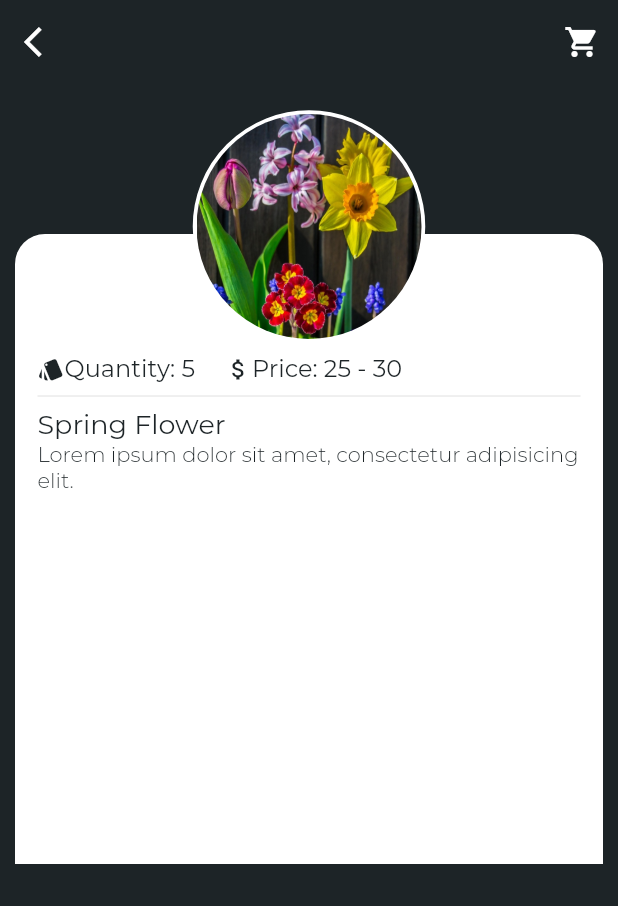
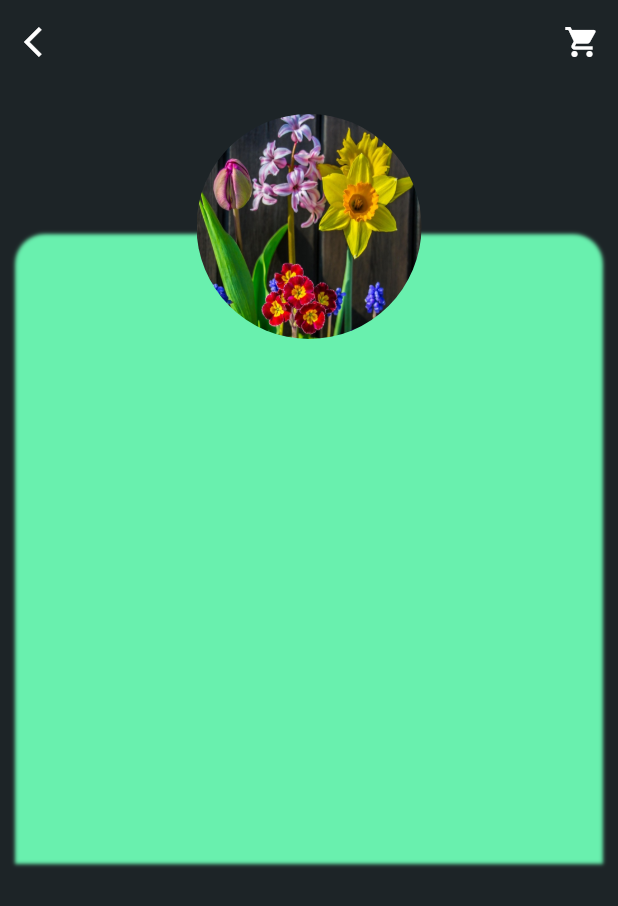
Before and after one commit to EmmanuelJoshua/FlutterTutorialGallery, a Flutter app: the DisplayPage screen opened directly, on a phone screen of 412 x 824 dp. Shown: the top 906 px of the screen. Run offline on Flutter 3.47's test engine with Material 2 defaults, Android fonts, the phone set to English and light mode, and no system bars; our stand-ins replace percent_indicator; missing offline and left inert: expandable_card, grouped_buttons.

Commit message:
Some changes.

```diff
--- a/lib/plant_app/displaypage.dart
+++ b/lib/plant_app/displaypage.dart
@@ -1,4 +1,5 @@
 import 'dart:math';
+import 'dart:ui';
 
 import 'package:flutter/material.dart';
 
@@ -34,101 +35,32 @@ class _DisplayPageState extends State<DisplayPage> {
         children: <Widget>[
           Stack(
             children: <Widget>[
+
               Container(
                   margin: EdgeInsets.only(top: 100, right: 10, left: 10),
                   height: 420,
                   decoration: BoxDecoration(
-                  color: Colors.white,
+                    color: Colors.greenAccent,
+//                      image: DecorationImage(image: AssetImage('assets/images/flower.jpg'), fit: BoxFit.fill),
                     borderRadius: BorderRadius.only(topLeft: Radius.circular(20), topRight: Radius.circular(20)),
                   ),
+                  child: BackdropFilter(
+                    filter: ImageFilter.blur(
+                        sigmaX: 1.3,
+                        sigmaY: 1.3
+                    ),
                     child: Container(
-                  margin: EdgeInsets.only(top: 80, left: 15, right: 15),
-                  child: Column(
-                    children: <Widget>[
-                      Row(
-                        children: <Widget>[
-                          Row(
-                            children: <Widget>[
-                              Icon(
-                                Icons.style,
-                                color: Color(0xFF1D2427),
-                                size: 18,
-                              ),
-                              Text(
-                                'Quantity: 5',
-                                  style: TextStyle(
-                                      color: Color(0xFF1D2427),
-                                      fontSize: 16,
-                                      fontFamily: 'Montserrat'),
-                              )
-                            ],
-                          ),
-                          Padding(
-                            padding: const EdgeInsets.only(left: 20),
-                            child: Row(
-                              children: <Widget>[
-                                Icon(
-                                  Icons.attach_money,
-                                  color: Color(0xFF1D2427),
-                                  size: 18,
-                                ),
-                                Text(
-                                  'Price: 25 - 30',
-                                    style: TextStyle(
-                                        color: Color(0xFF1D2427),
-                                        fontSize: 16,
-                                        fontFamily: 'Montserrat'),
-                                )
-                              ],
-                            ),
-                          )
-                        ],
-                      ),
-                      Divider(),
-                      Container(
-                        alignment: Alignment.centerLeft,
-                        child: Text(
-                            'Spring Flower',
-                            style: TextStyle(
-                                color: Color(0xFF1D2427),
-                                fontSize: 18,
-                                fontFamily: 'Montserrat')),
-                      ),
-                      Container(
-                        alignment: Alignment.centerLeft,
-                        child:  Text(
-                            'Lorem ipsum dolor sit amet, consectetur adipisicing elit.\n',
-                            style: TextStyle(
-
-                                color: Color(0xFF1D2427),
-                                fontSize: 14,
-                                fontFamily: 'MontserratLight')),
-                      ),
-                      Column(
-                        children: <Widget>[
-//                          RaisedButton(
-//                              onPressed: (){},
-//                            child: new Text(
-//                              'Get Money',
-//                              style: new TextStyle(color: Colors.white, fontSize: 17.0),
-//                            ),
-//                            shape: RoundedRectangleBorder(
-//                                borderRadius: BorderRadius.circular(10)),
-//                          )
-                        ],
-                      )
-                    ],
-                  )
+                      color: Colors.white.withOpacity(0),
                     ),
                   ),
+                ),
+
               Container(
                 margin: EdgeInsets.only(top: 15),
                 alignment: Alignment.topCenter,
                 child: Hero(
                   tag: 'image1',
                   child: Container(
-                    child: CustomPaint(
-                      painter: new CuPaint(),
                       child: ClipOval(
                         clipper: CircleClipper(),
                         child: Image.asset(
@@ -136,7 +68,6 @@ class _DisplayPageState extends State<DisplayPage> {
                           width: 150,
                           height: 160,
                           fit: BoxFit.fill,
-                        ),
                         ),
                       ),
                   ),
--- a/pubspec.yaml
+++ b/pubspec.yaml
@@ -61,10 +61,8 @@ flutter:
     - assets/images/ps2.png
     - assets/images/ps3.png
     - assets/images/planet.png
-    - assets/images/cover1.jpg
     - assets/images/cover.jpg
     - assets/images/flower.jpg
-    - assets/images/bars.png
     - assets/images/planets/mars.png
     - assets/images/planets/venus.png
     - assets/images/planets/jupiter.png
```
Also changed, not shown: lib/plant_app/plantapp.dart (+34 -9 lines), assets/images/bars.png (deleted), assets/images/cover1.jpg (deleted), 2 other files. Lines whose indentation alone changed are shown as unchanged.
